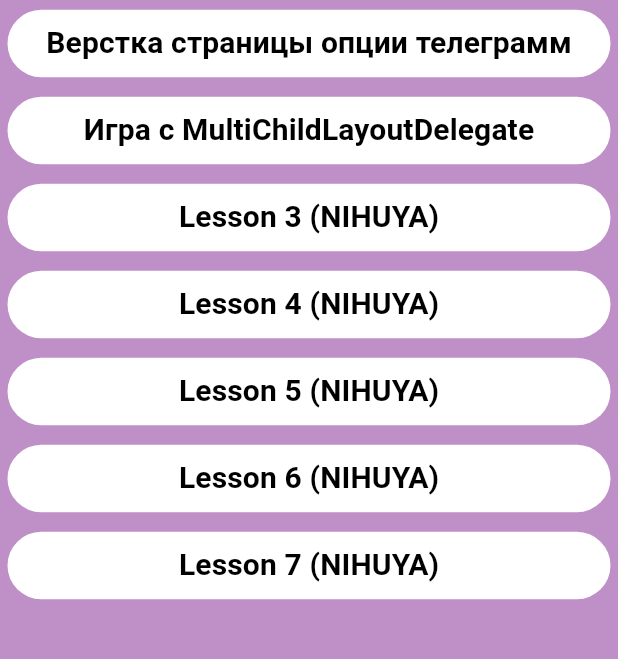
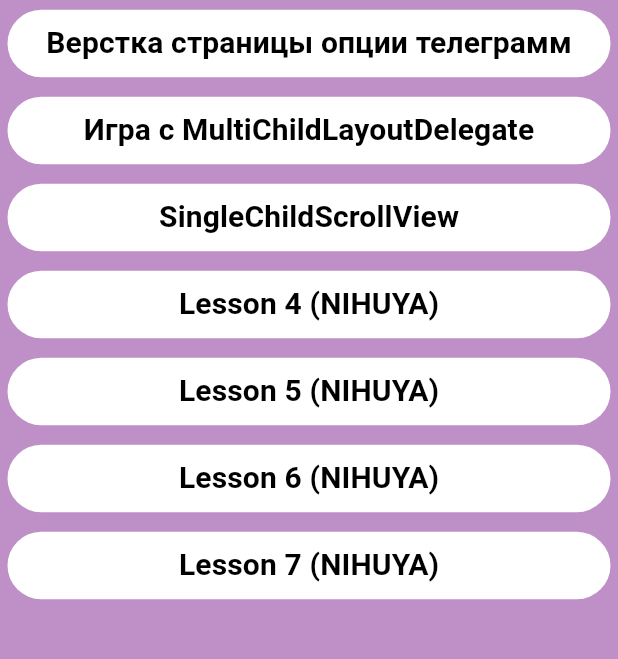
Before and after one commit to AleksandrVin322/-TrashOfEverything, a Flutter app: the NavigationScreenList screen opened directly, on a phone screen of 412 x 824 dp, the part 75-734 px from its top. Run offline on Flutter 3.47's test engine with Material 3 defaults, Android fonts, the light colour scheme and no system bars.

Commit message:
Реализован SingleChildScrollView

```diff
--- a/lib/widget/screens/screen_list_page/navigation.dart
+++ b/lib/widget/screens/screen_list_page/navigation.dart
@@ -1,8 +1,9 @@
 import 'package:flutter/material.dart';
 import 'package:my_first_pet_project/widget/my_style_widget/my_app_bar_pages.dart';
 import 'package:my_first_pet_project/widget/my_style_widget/text_button_navigation_page.dart';
-import 'package:my_first_pet_project/widget/screens/screen_test.dart/my_multi_child_layout_delegate.dart';
+import 'package:my_first_pet_project/widget/screens/multu_child_layout_delegate/my_multi_child_layout_delegate.dart';
 import 'package:my_first_pet_project/widget/screens/screen_tg_options/tg_options.dart';
+import 'package:my_first_pet_project/widget/screens/single_child_scroll_view/single_child_scroll_view.dart';
 
 class NavigationScreenList extends StatelessWidget {
   const NavigationScreenList({super.key});
@@ -34,8 +35,12 @@
               ),
             ),
             TextButtonNavigation(
-              text: 'Lesson 3 (NIHUYA)',
-              func: () => {},
+              text: 'SingleChildScrollView',
+              func: () => Navigator.of(context).push(
+                MaterialPageRoute(
+                  builder: (context) => const MySingleChildScrollView(),
+                ),
+              ),
             ),
             TextButtonNavigation(
               text: 'Lesson 4 (NIHUYA)',
--- /dev/null
+++ b/lib/widget/screens/single_child_scroll_view/single_child_scroll_view.dart
@@ -0,0 +1,52 @@
+import 'package:flutter/material.dart';
+import 'package:my_first_pet_project/widget/my_style_widget/my_app_bar_lessons.dart';
+
+class MySingleChildScrollView extends StatefulWidget {
+  const MySingleChildScrollView({super.key});
+
+  @override
+  State<MySingleChildScrollView> createState() =>
+      _MySingleChildScrollViewState();
+}
+
+class _MySingleChildScrollViewState extends State<MySingleChildScrollView> {
+  final controller = ScrollController();
+
+  @override
+  void initState() {
+    super.initState();
+    Future.delayed(const Duration(seconds: 4)).then(
+      (value) {
+        controller.animateTo(
+          1000,
+          duration: const Duration(seconds: 4),
+          curve: Curves.easeInOut,
+        );
+      },
+    );
+  }
+
+  @override
+  Widget build(BuildContext context) {
+    var items = <Widget>[];
+    for (int i = 0; i < 200; i++) {
+      final widget = Text('$i');
+      items.add(widget);
+    }
+    return MaterialApp(
+      home: Scaffold(
+        appBar: const MyAppBarLessons(text: 'SingleChildScrollView'),
+        body: Container(
+          width: double.infinity,
+          child: SingleChildScrollView(
+            controller: controller,
+            child: Column(
+              mainAxisAlignment: MainAxisAlignment.center,
+              children: items,
+            ),
+          ),
+        ),
+      ),
+    );
+  }
+}
```
Also changed, not shown: lib/widget/screens/multu_child_layout_delegate/my_multi_child_layout_delegate.dart (renamed from lib/widget/screens/screen_test.dart/my_multi_child_layout_delegate.dart).
